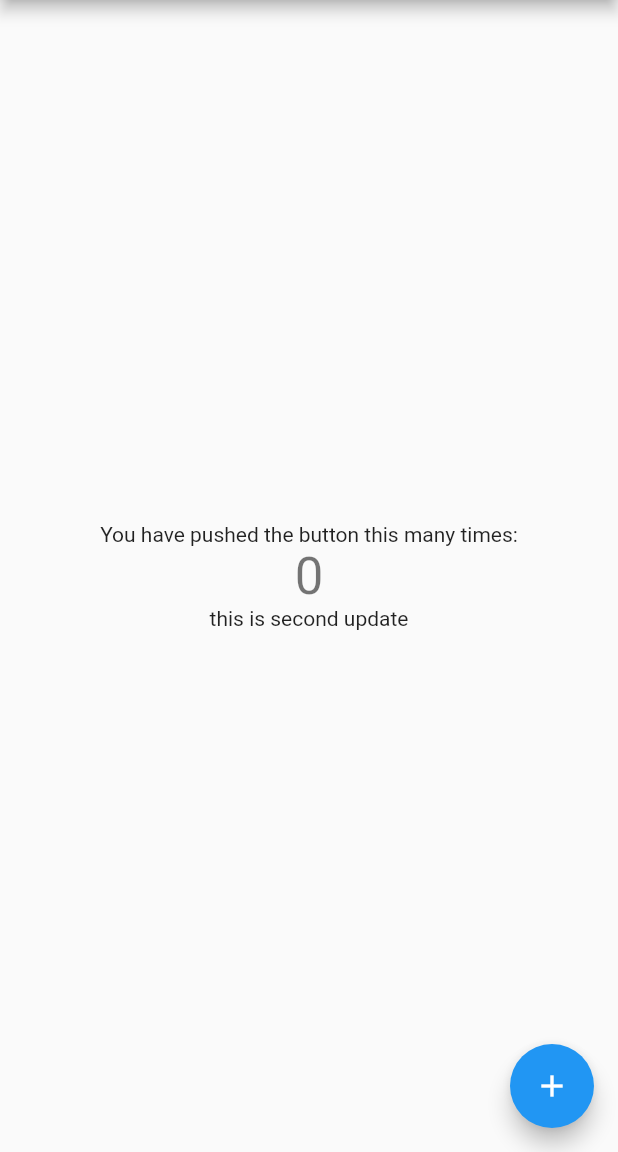
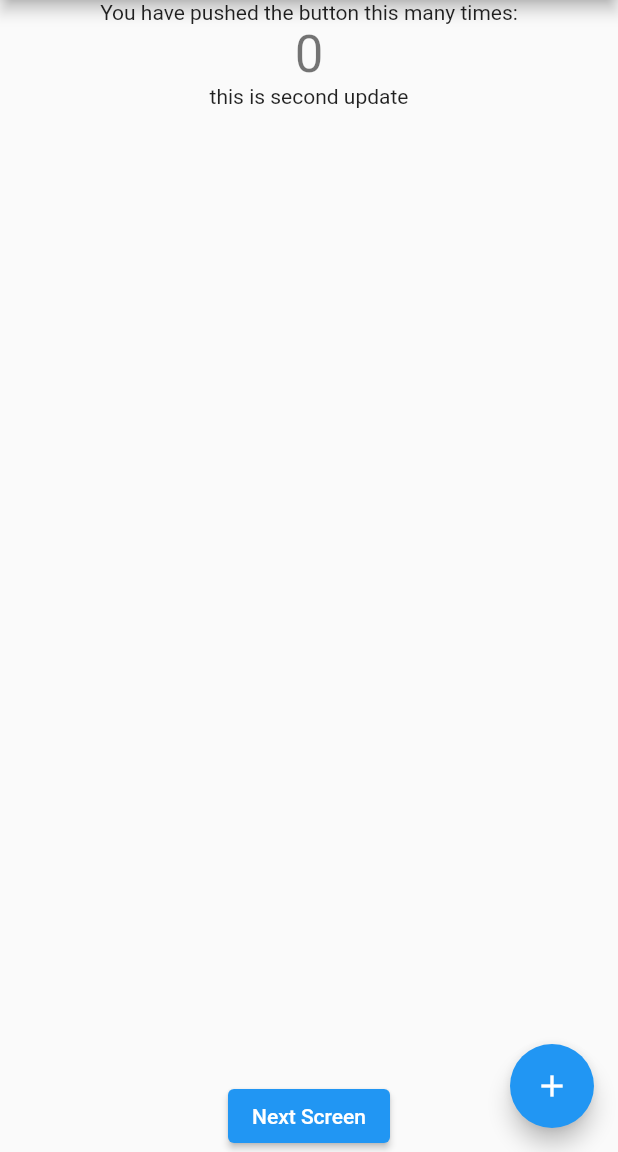
Before and after one commit to ismayil1234/demo, a Flutter app: the screen it shows after launch, on a phone screen of 412 x 824 dp, the part 84-1236 px from its top. Run offline on Flutter 3.47's test engine with Material 2 defaults, Android fonts, the phone set to English and light mode, and no system bars.

Commit message:
added new screen to on pressing next button

```diff
--- a/lib/main.dart
+++ b/lib/main.dart
@@ -1,4 +1,6 @@
 import 'package:flutter/material.dart';
+
+import 'branch1.dart';
 
 void main() {
   runApp(MyApp());
@@ -18,7 +20,7 @@ class MyApp extends StatelessWidget {
 }
 
 class MyHomePage extends StatefulWidget {
-  MyHomePage({Key key, this.title}) : super(key: key);
+  MyHomePage({Key ?key, required this.title}) : super(key: key);
 
   final String title;
   @override
@@ -51,7 +53,13 @@ class _MyHomePageState extends State<MyHomePage> {
               '$_counter',
               style: Theme.of(context).textTheme.headline4,
             ),
-            Text('this is second update')
+            Text('this is second update'),
+            Expanded(child: SizedBox(),),
+            ElevatedButton(onPressed: (){
+
+              Navigator.of(context).push(MaterialPageRoute(builder: (context) => BranchOne(),));
+            }, child: Text('Next Screen'))
+
           ],
         ),
       ),
--- a/pubspec.yaml
+++ b/pubspec.yaml
@@ -18,7 +18,8 @@ publish_to: 'none' # Remove this line if you wish to publish to pub.dev
 version: 1.0.0+1
 
 environment:
-  sdk: ">=2.7.0 <3.0.0"
+   sdk: ">=2.17.0 <3.0.0"
+#  sdk: ">=2.7.0 <3.0.0"
 
 dependencies:
   flutter:
```
Also changed, not shown: lib/branch1.dart (added, +23 -0 lines).
